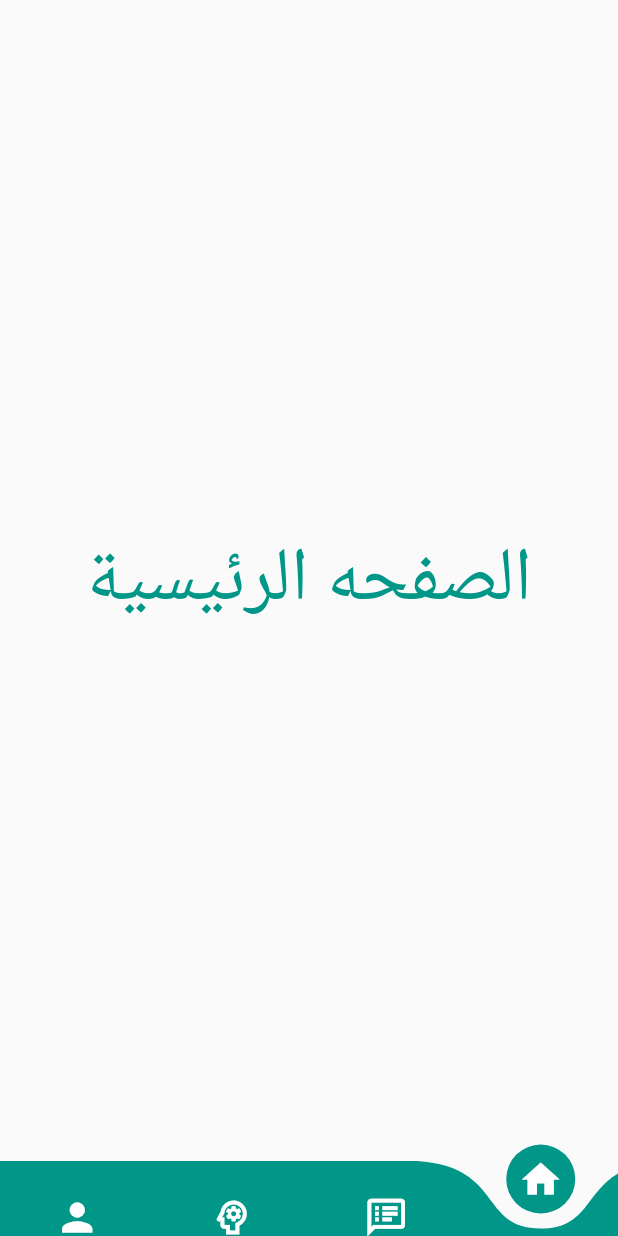
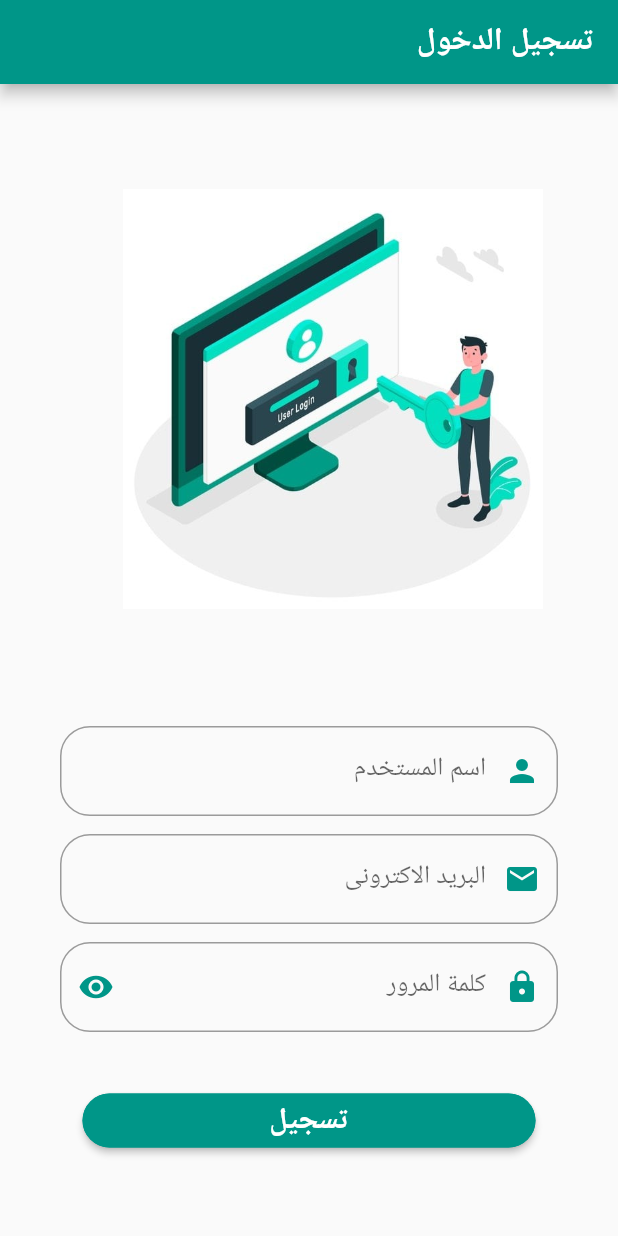
Before and after one commit to nourelwazeer/Walnaanas, a Flutter app: the screen it shows after launch, on a phone screen of 412 x 824 dp. Run offline on Flutter 3.47's test engine with Material 2 defaults, Android fonts, the phone set to English and light mode, and no system bars; drawn by our look-alikes of curved_navigation_bar; our stand-ins replace bloc, cloud_firestore, conditional_builder_null_safety, firebase_auth, firebase_core, flutter_bloc and 2 more; missing offline and left inert: dart:html; accounts and stored records are empty.

Commit message:
Register Screen done

```diff
--- /dev/null
+++ b/lib/data/models/user_model.dart
@@ -0,0 +1,28 @@
+class UserModel{
+  String? name;
+  String? email;
+  String? userId;
+  String? image;
+  UserModel({
+    this.email,
+    this.name,
+    this.userId,
+    this.image,
+  });
+  UserModel.fromJson(Map<String , dynamic> json){
+    email= json["email"];
+    name = json["name"];
+    image = json["image"];
+    userId = json['UId'];
+  }
+
+
+  Map<String,dynamic> toMap(){
+    return {
+      'email' : email,
+      'name' : name,
+      'UId' : userId,
+      'image' : image,
+    };
+  }
+}
--- /dev/null
+++ b/lib/domain/register_cubit/register_state.dart
@@ -0,0 +1,19 @@
+abstract class RegisterState {}
+
+class RegisterInitial extends RegisterState {}
+class UserRegisterLoadingState extends RegisterState {}
+class UserRegisterErrorState extends RegisterState {
+  final String error;
+
+  UserRegisterErrorState(this.error);
+}
+
+class UserCreateSuccessState extends RegisterState {}
+class UserCreateErrorState extends RegisterState {
+  final String error;
+
+  UserCreateErrorState(this.error);
+}
+
+
+class SocialChangePasswordVisibilityState extends RegisterState {}
--- a/lib/main.dart
+++ b/lib/main.dart
@@ -8,6 +8,7 @@ import 'package:walnaanas/constants.dart';
 import 'package:walnaanas/domain/main_layout/main_cubit.dart';
 import 'package:walnaanas/presentation/Screens/FirstScreen.dart';
 import 'package:walnaanas/presentation/Screens/HomeScreen.dart';
+import 'package:walnaanas/presentation/Screens/register/register_screen.dart';
 
 import 'bloc_observer.dart';
 import 'firebase_options.dart';
@@ -32,7 +33,7 @@ class MyAPP extends StatelessWidget {
           BlocProvider(
               create: (context) => MainCubit()..getPosts()) ,
         ],
-        child: const MaterialApp(
+        child:  MaterialApp(
             localizationsDelegates: [
               GlobalCupertinoLocalizations.delegate,
               GlobalMaterialLocalizations.delegate,
@@ -42,39 +43,7 @@ class MyAPP extends StatelessWidget {
               Locale("ar", "AE"), // OR Locale('ar', 'AE') OR Other RTL locales
             ],
           debugShowCheckedModeBanner: false,
-          // theme: ThemeData(
-          //   appBarTheme: const AppBarTheme(
-          //     backgroundColor: KBackgroundColor,
-          //   ),
-          //   scaffoldBackgroundColor: KBackgroundColor,
-          //   primaryColor: Colors.white,
-          //   accentColor: KAccentColor,
-          //   iconTheme: const IconThemeData(
-          //       color: Colors.black),
-          //   fontFamily: GoogleFonts
-          //       .montserrat()
-          //       .fontFamily,
-          //   textTheme: GoogleFonts.montserratTextTheme(),
-          //   inputDecorationTheme: InputDecorationTheme(
-          //     filled: true,
-          //     fillColor: const Color(0xFFF2F0E4),
-          //     enabledBorder: OutlineInputBorder(
-          //       borderSide: const BorderSide(color: Colors.white70),
-          //       borderRadius: BorderRadius.circular(25),
-          //     ),
-          //     disabledBorder: OutlineInputBorder(
-          //       borderSide: const BorderSide(color: Colors.white70),
-          //       borderRadius: BorderRadius.circular(25),
-          //     ),
-          //     focusedBorder: OutlineInputBorder(
-          //       borderSide: const BorderSide(color: Colors.white70),
-          //       borderRadius: BorderRadius.circular(25),
-          //     ),
-          //   ),
-          //
-          //
-          // ),
-          home :HomeScreen(),
+          home :RegisterScreen(),
 
 
         ));
--- a/lib/presentation/Screens/FirstScreen.dart
+++ b/lib/presentation/Screens/FirstScreen.dart
@@ -1,6 +1,7 @@
 import 'package:flutter/material.dart';
 
 class FirstScreen extends StatelessWidget {
+  const FirstScreen({Key? key}) : super(key: key);
   @override
   Widget build(BuildContext context) {
      Size size = MediaQuery.of(context).size;
--- a/lib/presentation/Screens/LoginScreen.dart
+++ b/lib/presentation/Screens/LoginScreen.dart
@@ -1,6 +1,4 @@
 import 'package:flutter/material.dart';
-
-import '../Widgets/LoginForm.dart';
 
 class LoginScreen extends StatelessWidget {
   const LoginScreen({Key? key}) : super(key: key);
@@ -46,7 +44,6 @@ class LoginScreen extends StatelessWidget {
               child: Column(
                 children:
                 [
-                  LoginForm(),
                 ],
               ),
             ),
--- /dev/null
+++ b/lib/presentation/Screens/register/register_screen.dart
@@ -0,0 +1,207 @@
+import 'package:conditional_builder_null_safety/conditional_builder_null_safety.dart';
+import 'package:flutter/material.dart';
+import 'package:flutter_bloc/flutter_bloc.dart';
+import 'package:walnaanas/domain/register_cubit/register_cubit.dart';
+import 'package:walnaanas/domain/register_cubit/register_state.dart';
+import 'package:walnaanas/presentation/Screens/HomeScreen.dart';
+
+import '../../Widgets/components.dart';
+
+class RegisterScreen extends StatelessWidget {
+  final emailController = TextEditingController();
+  final passwordController = TextEditingController();
+  final nameController = TextEditingController();
+  final formKey = GlobalKey<FormState>();
+
+  RegisterScreen({Key? key}) : super(key: key);
+
+  @override
+  Widget build(BuildContext context) {
+    return BlocProvider(
+        create: (context) => RegisterCubit(),
+      child: BlocConsumer<RegisterCubit , RegisterState>(
+          builder: (context, state) {
+            return Scaffold(
+              appBar: AppBar(
+                backgroundColor: Colors.teal,
+                title: Text('تسجيل الدخول'),
+              ),
+              body: SingleChildScrollView(
+                child: Column(
+                  children: [
+                    Stack(
+                      children: [
+                        Container(
+                          height: MediaQuery.of(context).size.height * 0.5,
+                          decoration: const BoxDecoration(
+                            borderRadius: BorderRadius.only(
+                              bottomLeft: Radius.circular(50),
+                              bottomRight: Radius.circular(50),
+                            ),
+                          ),
+                        ),
+                        Column(
+                          children: [
+                            const SizedBox(
+                              height: 20,
+                            ),
+                            Padding(
+                              padding: const EdgeInsets.all(50),
+                              child: Image.asset(
+                                'assets/images/Login2.png',
+                                height: 280,
+                              ),
+                            ),
+                          ],
+                        ),
+                      ],
+                    ),
+                    Form(
+                      key: formKey,
+                      child: Padding(
+                        padding: const EdgeInsets.symmetric(horizontal: 40),
+                        child: Column(
+                            children: [
+                              const SizedBox(height: 16),
+                              TextFormField(
+                                validator: (String? value){
+                                  if(value!.isEmpty){
+                                    return 'من فضلك ادخل الاسم' ;
+                                  }else {
+                                    return null;
+                                  }
+                                },
+                                controller: nameController,
+                                decoration:  InputDecoration(
+                                  prefixIcon: Icon(Icons.person,color: Colors.teal,),
+                                  floatingLabelBehavior: FloatingLabelBehavior.never,
+                                  labelText: 'اسم المستخدم',
+                                  focusedBorder: OutlineInputBorder(
+                                    borderRadius: BorderRadius.circular(25.0),
+                                    borderSide: BorderSide(
+                                      color: Colors.teal,
+                                    ),
+                                  ),
+                                  border: OutlineInputBorder(
+                                      borderRadius: BorderRadius.circular(20)
+                                  ),
+                                ),
+                              ),
+                              const SizedBox(height: 12),
+                              TextFormField(
+                                validator: (String? value){
+                                  if(value!.isEmpty){
+                                    return 'من فضلك ادخل البريد' ;
+                                  }else {
+                                    return null;
+                                  }
+                                },
+                                controller: emailController,
+                                keyboardType: TextInputType.emailAddress,
+                                decoration: InputDecoration(
+                                  floatingLabelBehavior: FloatingLabelBehavior.never,
+                                  focusedBorder: OutlineInputBorder(
+                                    borderRadius: BorderRadius.circular(25.0),
+                                    borderSide: BorderSide(
+                                      color: Colors.teal,
+                                    ),
+                                  ),
+                                  labelText: 'البريد الاكترونى ',
+                                  border: OutlineInputBorder(
+                                      borderRadius: BorderRadius.circular(20)
+                                  ),
+                                  prefixIcon: Icon(
+                                    Icons.email,color: Colors.teal
+                                  ),
+                                ),
+                              ),
+                              const SizedBox(height: 12),
+                              TextFormField(
+                                controller: passwordController,
+                                keyboardType: TextInputType.visiblePassword,
+                                validator: (String? value){
+                                  if(value!.isEmpty){
+                                    return 'كلمة المرور قصيرة' ;
+                                  }else {
+                                    return null;
+                                  }
+                                },
+                                obscureText: RegisterCubit.get(context).isVisible,
+                                decoration:  InputDecoration(
+                                  floatingLabelBehavior: FloatingLabelBehavior.never,
+                                  focusedBorder: OutlineInputBorder(
+                                    borderRadius: BorderRadius.circular(25.0),
+                                    borderSide: BorderSide(
+                                      color: Colors.teal,
+                                    ),
+                                  ),
+                                  labelText: 'كلمة المرور' ,
+                                  border: OutlineInputBorder(
+                                    borderRadius: BorderRadius.circular(20)
+                                  ),
+                                  prefixIcon:  Icon(
+                                    Icons.lock,color: Colors.teal
+                                  ),
+                                  suffixIcon: IconButton(onPressed: (){RegisterCubit.get(context).passwordVisible();}, icon: RegisterCubit.get(context).suffix),
+                                ),
+                              ),
+                              const SizedBox(height: 20),
+                              ConditionalBuilder(
+                                  condition: state is! UserRegisterLoadingState,
+                                  builder: (context)=>SizedBox(
+                                    width: double.infinity,
+                                    // color: Color(0xFF00695C),
+                                    child: Padding(
+                                      padding: const EdgeInsets.all(15),
+                                      child: ElevatedButton(
+                                        style: ButtonStyle(
+                                          shape: MaterialStateProperty.all<RoundedRectangleBorder>(
+                                              RoundedRectangleBorder(
+                                                  borderRadius: BorderRadius.circular(18.0),
+                                                  side: const BorderSide(color: Colors.teal)
+                                              )
+                                          ),
+                                          backgroundColor: MaterialStateProperty.all(Colors.teal),
+                                          foregroundColor: MaterialStateProperty.all(Colors.white),
+                                        ),
+                                        onPressed: () {
+                                          if(formKey.currentState!.validate()){
+                                            RegisterCubit.get(context).userRegister(
+                                                email: emailController.text,
+                                                password: passwordController.text,
+                                                name: nameController.text);
+                                          }
+                                        },
+                                        child: const Text(
+                                          'تسجيل',
+                                          style: TextStyle(
+                                            color: Colors.white,
+                                            fontSize: 20 ,
+
+                                          )
+                                          ,
+                                        ),
+                                      ),
+                                    ),
+                                  ),
+                                  fallback: (context) => Center(child: CircularProgressIndicator(color: Colors.teal,),)),
+                            ]
+                        ),
+                      ),
+                    )
+                  ],
+                ),
+              ),
+            );
+          },
+          listener: (context, state){
+            if(state is UserRegisterErrorState){
+              showToast(msg:state.error.toString(),backColor: Colors.red, txtColor: Colors.white);
+            }
+            if(state is UserCreateSuccessState){
+              Navigator.pushAndRemoveUntil(context, MaterialPageRoute(builder: (context) => const HomeScreen()), (route) => false);
+            }
+          }),
+    );
+  }
+}
--- a/pubspec.yaml
+++ b/pubspec.yaml
@@ -43,6 +43,7 @@ dependencies:
   flutter_bloc: ^7.3.1
   cloud_firestore: ^3.1.17
   conditional_builder_null_safety: ^0.0.6
+  fluttertoast: ^8.0.9
 
 
 dev_dependencies:
```
Also changed, not shown: lib/domain/register_cubit/register_cubit.dart (added, +66 -0 lines), lib/presentation/Screens/LoginScreenn.dart (deleted, +0 -115 lines), lib/presentation/Screens/Register.dart (added, +103 -0 lines), lib/presentation/Screens/navigationBar_screens/diagnose_screen.dart (+6 -6 lines), lib/presentation/Widgets/LoginForm.dart (deleted, +0 -104 lines), lib/presentation/Widgets/components.dart (added, +17 -0 lines), pubspec.lock.
